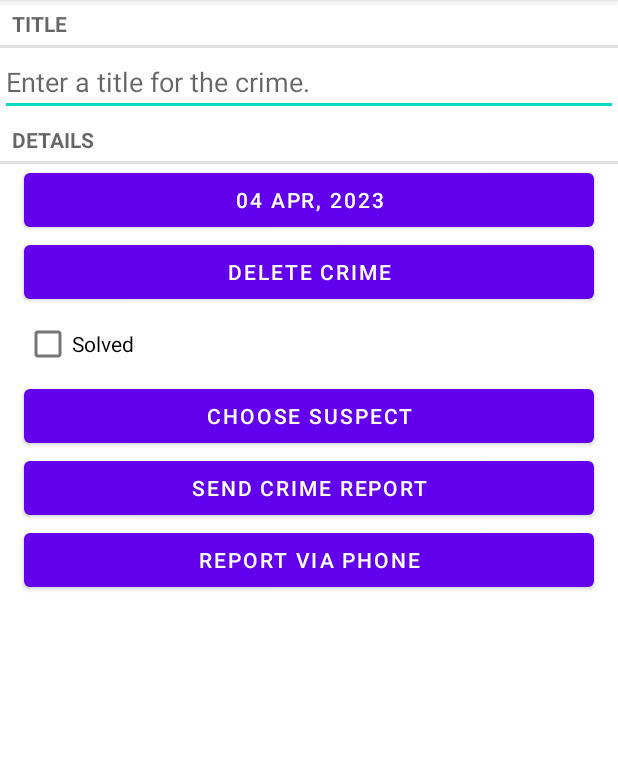
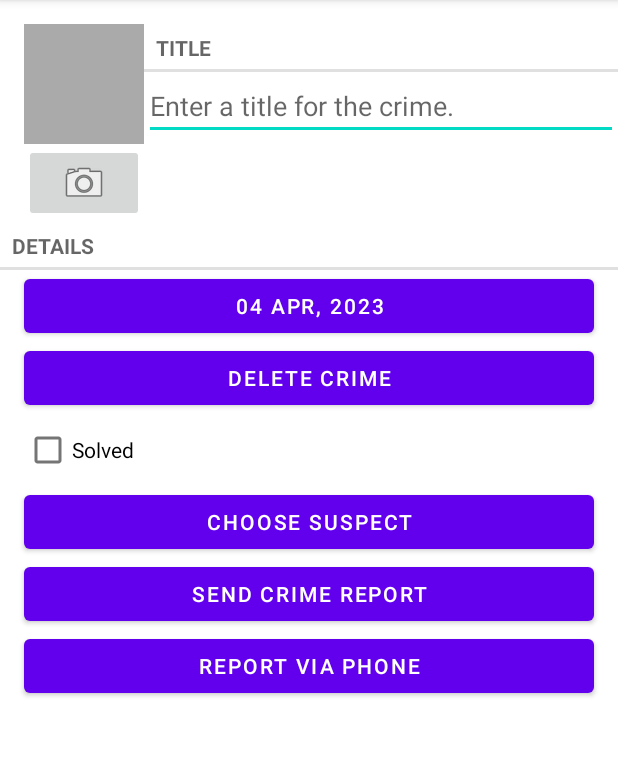
Before and after one commit to johnmason27/AndroidMobileWorkshops, an Android app: the CrimeFragment screen opened directly, with no data from a screen before it, on a phone screen of 412 x 824 dp, the part 84-841 px from its top. Run offline under Robolectric (Android 15) with nearby library versions, the phone set to English and light mode, and no system bars.

Commit message:
Add camera functionality

```diff
--- a/CriminalIntent/app/src/main/java/uk/ac/wlv/criminalintent/Crime.java
+++ b/CriminalIntent/app/src/main/java/uk/ac/wlv/criminalintent/Crime.java
@@ -54,4 +54,8 @@ public class Crime {
     public void setSuspect(String suspect) {
         this.suspect = suspect;
     }
+
+    public String getPhotoFilename() {
+        return "IMG_" + this.getId().toString() + ".jpg";
+    }
 }
--- a/CriminalIntent/app/src/main/java/uk/ac/wlv/criminalintent/CrimeFragment.java
+++ b/CriminalIntent/app/src/main/java/uk/ac/wlv/criminalintent/CrimeFragment.java
@@ -5,10 +5,14 @@ import android.app.Activity;
 import android.content.ContentResolver;
 import android.content.Intent;
 import android.content.pm.PackageManager;
+import android.content.pm.ResolveInfo;
 import android.database.Cursor;
+import android.graphics.Bitmap;
 import android.net.Uri;
+import android.os.Build;
 import android.os.Bundle;
 import android.provider.ContactsContract;
+import android.provider.MediaStore;
 import android.text.Editable;
 import android.text.TextWatcher;
 import android.view.LayoutInflater;
@@ -17,13 +21,18 @@ import android.view.ViewGroup;
 import android.widget.Button;
 import android.widget.CheckBox;
 import android.widget.EditText;
+import android.widget.ImageButton;
+import android.widget.ImageView;
 
 import androidx.core.app.ActivityCompat;
+import androidx.core.content.FileProvider;
 import androidx.fragment.app.Fragment;
 import androidx.fragment.app.FragmentManager;
 
+import java.io.File;
 import java.text.SimpleDateFormat;
 import java.util.Date;
+import java.util.List;
 import java.util.UUID;
 
 public class CrimeFragment extends Fragment {
@@ -33,6 +42,7 @@ public class CrimeFragment extends Fragment {
     private static final int REQUEST_CONTACT = 1;
     private static final int REQUEST_PHONE = 2;
     private static final int PERMISSIONS_REQUEST_READ_CONTACT = 3;
+    private static final int REQUEST_PHOTO = 4;
     private Crime crime;
     private EditText titleField;
     private Button dateButton;
@@ -41,6 +51,9 @@ public class CrimeFragment extends Fragment {
     private Button suspectButton;
     private Button reportPhoneButton;
     private CheckBox solvedCheckBox;
+    private ImageButton photoButton;
+    private ImageView photoView;
+    private File photoFile;
 
     public static CrimeFragment newInstance(UUID crimeId) {
         Bundle args = new Bundle();
@@ -55,6 +68,7 @@ public class CrimeFragment extends Fragment {
         super.onCreate(savedInstanceState);
         UUID crimeId = (UUID) getArguments().getSerializable(ARG_CRIME_ID);
         this.crime = CrimeLab.get(getActivity()).getCrime(crimeId);
+        this.photoFile = CrimeLab.get(getActivity()).getPhotoFile(this.crime);
     }
 
     @Override
@@ -123,6 +137,36 @@ public class CrimeFragment extends Fragment {
 
         this.reportPhoneButton = v.findViewById(R.id.crime_report_phone);
         this.reportPhoneButton.setOnClickListener(view -> startActivityForResult(pickContact, REQUEST_PHONE));
+
+        this.photoButton = v.findViewById(R.id.crime_camera);
+        PackageManager packageManager = getActivity().getPackageManager();
+        final Intent captureImage = new Intent(MediaStore.ACTION_IMAGE_CAPTURE);
+        boolean canTakePhoto = this.photoFile != null && captureImage.resolveActivity(packageManager) != null;
+        this.photoButton.setEnabled(true);
+        this.photoButton.setOnClickListener(view -> {
+            Uri uri = FileProvider.getUriForFile(getActivity(), "uk.ac.wlv.criminalintent.fileprovider", this.photoFile);
+            captureImage.putExtra(MediaStore.EXTRA_OUTPUT, uri);
+            List<ResolveInfo> cameraActivities = getActivity()
+                    .getPackageManager()
+                    .queryIntentActivities(captureImage, PackageManager.MATCH_DEFAULT_ONLY);
+
+            for (ResolveInfo activity: cameraActivities) {
+                getActivity().grantUriPermission(activity.activityInfo.packageName, uri, Intent.FLAG_GRANT_WRITE_URI_PERMISSION);
+            }
+
+            startActivityForResult(captureImage, REQUEST_PHOTO);
+        });
+
+        this.photoView = v.findViewById(R.id.crime_photo);
+        this.photoView.setOnClickListener(view -> {
+            final Intent intent = new Intent(Intent.ACTION_VIEW)
+                    .setDataAndType(Build.VERSION.SDK_INT >= Build.VERSION_CODES.N ?
+                                    FileProvider.getUriForFile(getActivity(),"uk.ac.wlv.criminalintent.fileprovider", this.photoFile) : Uri.fromFile(this.photoFile),
+                            "image/*")
+                    .addFlags(Intent.FLAG_GRANT_READ_URI_PERMISSION);
+            startActivity(intent);
+        });
+        this.updatePhotoView();
 
         return v;
     }
@@ -208,6 +252,19 @@ public class CrimeFragment extends Fragment {
             } finally {
                 cursor.close();
             }
+        } else if (requestCode == REQUEST_PHOTO) {
+            Uri uri = FileProvider.getUriForFile(getActivity(), "uk.ac.wlv.criminalintent.fileprovider", this.photoFile);
+            getActivity().revokeUriPermission(uri, Intent.FLAG_GRANT_WRITE_URI_PERMISSION);
+            this.updatePhotoView();
+        }
+    }
+
+    private void updatePhotoView() {
+        if (this.photoFile == null || !this.photoFile.exists()) {
+            this.photoView.setImageDrawable(null);
+        } else {
+            Bitmap bitmap = PictureUtils.getScaledBitmap(this.photoFile.getPath(), getActivity());
+            this.photoView.setImageBitmap(bitmap);
         }
     }
 
--- a/CriminalIntent/app/src/main/java/uk/ac/wlv/criminalintent/CrimeLab.java
+++ b/CriminalIntent/app/src/main/java/uk/ac/wlv/criminalintent/CrimeLab.java
@@ -5,6 +5,7 @@ import android.content.Context;
 import android.database.Cursor;
 import android.database.sqlite.SQLiteDatabase;
 
+import java.io.File;
 import java.util.ArrayList;
 import java.util.Date;
 import java.util.List;
@@ -18,6 +19,11 @@ public class CrimeLab {
     private static CrimeLab crimeLab;
     private Context context;
     private static SQLiteDatabase database;
+
+    public File getPhotoFile(Crime crime) {
+        File filesDir = this.context.getFilesDir();
+        return new File(filesDir, crime.getPhotoFilename());
+    }
 
     public static CrimeLab get(Context context) {
         if (crimeLab == null) {
--- a/CriminalIntent/app/src/main/res/layout-land/fragment_crime.xml
+++ b/CriminalIntent/app/src/main/res/layout-land/fragment_crime.xml
@@ -3,32 +3,57 @@
     android:orientation="vertical"
     android:layout_width="match_parent"
     android:layout_height="match_parent">
-
+    <LinearLayout
+        android:layout_width="match_parent"
+        android:layout_height="wrap_content"
+        android:layout_marginLeft="16dp"
+        android:layout_marginTop="16dp"
+        android:orientation="horizontal">
+        <LinearLayout
+            android:layout_width="wrap_content"
+            android:layout_height="wrap_content"
+            android:orientation="vertical">
+            <ImageView
+                android:id="@+id/crime_photo"
+                android:layout_width="80dp"
+                android:layout_height="80dp"
+                android:background="@android:color/darker_gray"
+                android:cropToPadding="true"
+                android:scaleType="centerInside" />
+            <ImageButton
+                android:id="@+id/crime_camera"
+                android:layout_width="match_parent"
+                android:layout_height="wrap_content"
+                android:src="@android:drawable/ic_menu_camera" />
+        </LinearLayout>
+        <LinearLayout
+            android:layout_width="0dp"
+            android:layout_height="wrap_content"
+            android:layout_weight="1"
+            android:orientation="vertical">
             <TextView
                 style="?android:listSeparatorTextViewStyle"
                 android:layout_width="match_parent"
                 android:layout_height="wrap_content"
                 android:text="@string/crime_title_label" />
-
             <EditText
                 android:id="@+id/crime_title"
                 android:layout_width="match_parent"
                 android:layout_height="wrap_content"
                 android:hint="@string/crime_title_hint" />
-
+        </LinearLayout>
+    </LinearLayout>
     <TextView
         style="?android:listSeparatorTextViewStyle"
         android:layout_width="match_parent"
         android:layout_height="wrap_content"
         android:text="@string/crime_details_label" />
-
     <Button
         android:id="@+id/crime_date"
         android:layout_width="match_parent"
         android:layout_height="wrap_content"
         android:layout_marginLeft="16dp"
         android:layout_marginRight="16dp" />
-
     <Button
         android:id="@+id/crime_delete_button"
         android:layout_width="match_parent"
@@ -36,7 +61,6 @@
         android:layout_marginLeft="16dp"
         android:layout_marginRight="16dp"
         android:text="@string/delete_crime_button_text" />
-
     <CheckBox
         android:id="@+id/crime_solved"
         android:layout_width="match_parent"
@@ -44,7 +68,6 @@
         android:layout_marginLeft="16dp"
         android:layout_marginRight="16dp"
         android:text="@string/crime_solved_label" />
-
     <Button
         android:id="@+id/crime_suspect"
         android:layout_width="match_parent"
@@ -52,7 +75,6 @@
         android:layout_marginLeft="16dp"
         android:layout_marginRight="16dp"
         android:text="@string/crime_suspect_text" />
-
     <Button
         android:id="@+id/crime_report"
         android:layout_width="match_parent"
@@ -60,7 +82,6 @@
         android:layout_marginLeft="16dp"
         android:layout_marginRight="16dp"
         android:text="@string/crime_report_text" />
-
     <Button
         android:id="@+id/crime_report_phone"
         android:layout_width="match_parent"
@@ -68,5 +89,4 @@
         android:layout_marginLeft="16dp"
         android:layout_marginRight="16dp"
         android:text="@string/send_report_phone_text" />
-
 </LinearLayout>
--- a/CriminalIntent/app/src/main/res/layout/fragment_crime.xml
+++ b/CriminalIntent/app/src/main/res/layout/fragment_crime.xml
@@ -3,32 +3,57 @@
     android:orientation="vertical"
     android:layout_width="match_parent"
     android:layout_height="match_parent">
-
+    <LinearLayout
+        android:layout_width="match_parent"
+        android:layout_height="wrap_content"
+        android:layout_marginLeft="16dp"
+        android:layout_marginTop="16dp"
+        android:orientation="horizontal">
+        <LinearLayout
+            android:layout_width="wrap_content"
+            android:layout_height="wrap_content"
+            android:orientation="vertical">
+            <ImageView
+                android:id="@+id/crime_photo"
+                android:layout_width="80dp"
+                android:layout_height="80dp"
+                android:background="@android:color/darker_gray"
+                android:cropToPadding="true"
+                android:scaleType="centerInside" />
+            <ImageButton
+                android:id="@+id/crime_camera"
+                android:layout_width="match_parent"
+                android:layout_height="wrap_content"
+                android:src="@android:drawable/ic_menu_camera" />
+        </LinearLayout>
+        <LinearLayout
+            android:layout_width="0dp"
+            android:layout_height="wrap_content"
+            android:layout_weight="1"
+            android:orientation="vertical">
             <TextView
                 style="?android:listSeparatorTextViewStyle"
                 android:layout_width="match_parent"
                 android:layout_height="wrap_content"
                 android:text="@string/crime_title_label" />
-
             <EditText
                 android:id="@+id/crime_title"
                 android:layout_width="match_parent"
                 android:layout_height="wrap_content"
                 android:hint="@string/crime_title_hint" />
-
+        </LinearLayout>
+    </LinearLayout>
     <TextView
         style="?android:listSeparatorTextViewStyle"
         android:layout_width="match_parent"
         android:layout_height="wrap_content"
         android:text="@string/crime_details_label" />
-
     <Button
         android:id="@+id/crime_date"
         android:layout_width="match_parent"
         android:layout_height="wrap_content"
         android:layout_marginLeft="16dp"
         android:layout_marginRight="16dp" />
-
     <Button
         android:id="@+id/crime_delete_button"
         android:layout_width="match_parent"
@@ -36,7 +61,6 @@
         android:layout_marginLeft="16dp"
         android:layout_marginRight="16dp"
         android:text="@string/delete_crime_button_text" />
-
     <CheckBox
         android:id="@+id/crime_solved"
         android:layout_width="match_parent"
@@ -44,7 +68,6 @@
         android:layout_marginLeft="16dp"
         android:layout_marginRight="16dp"
         android:text="@string/crime_solved_label" />
-
     <Button
         android:id="@+id/crime_suspect"
         android:layout_width="match_parent"
@@ -52,7 +75,6 @@
         android:layout_marginLeft="16dp"
         android:layout_marginRight="16dp"
         android:text="@string/crime_suspect_text" />
-
     <Button
         android:id="@+id/crime_report"
         android:layout_width="match_parent"
@@ -60,7 +82,6 @@
         android:layout_marginLeft="16dp"
         android:layout_marginRight="16dp"
         android:text="@string/crime_report_text" />
-
     <Button
         android:id="@+id/crime_report_phone"
         android:layout_width="match_parent"
@@ -68,5 +89,4 @@
         android:layout_marginLeft="16dp"
         android:layout_marginRight="16dp"
         android:text="@string/send_report_phone_text" />
-
 </LinearLayout>
--- /dev/null
+++ b/CriminalIntent/app/src/main/res/xml/files.xml
@@ -0,0 +1,4 @@
+<?xml version="1.0" encoding="utf-8"?>
+<paths xmlns:android="http://schemas.android.com/apk/res/android">
+    <files-path name="crime_photos" path="." />
+</paths>
```
Also changed, not shown: CriminalIntent/app/src/main/AndroidManifest.xml (+9 -0 lines), CriminalIntent/app/src/main/java/uk/ac/wlv/criminalintent/PictureUtils.java (added, +33 -0 lines). Lines whose indentation alone changed are shown as unchanged.
